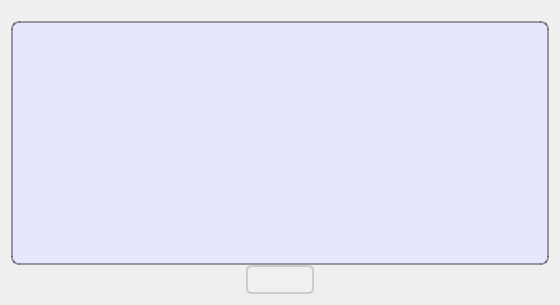
Above: meter/license.ui from cagavriloaie/WFlowLab before the change. Below: the same form after it.
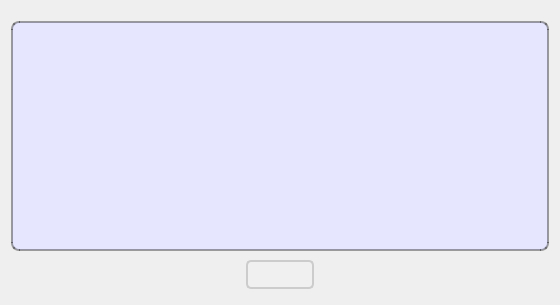
That is the form after the change. Icons and pictures are not drawn.

```diff
--- a/meter/license.ui
+++ b/meter/license.ui
@@ -116,15 +116,27 @@
     <layout class="QVBoxLayout" name="verticalLayout_2">
      <item>
       <widget class="QGroupBox" name="groupBox">
+       <property name="sizePolicy">
+        <sizepolicy hsizetype="Preferred" vsizetype="MinimumExpanding">
+         <horstretch>0</horstretch>
+         <verstretch>0</verstretch>
+        </sizepolicy>
+       </property>
        <property name="title">
         <string/>
        </property>
        <layout class="QGridLayout" name="gridLayout_3">
+        <property name="topMargin">
+         <number>3</number>
+        </property>
         <property name="verticalSpacing">
          <number>20</number>
         </property>
         <item row="0" column="0">
          <layout class="QVBoxLayout" name="verticalLayout">
+          <property name="spacing">
+           <number>5</number>
+          </property>
           <item>
            <layout class="QGridLayout" name="gridLayout">
             <item row="5" column="1">
@@ -308,19 +320,6 @@
             </item>
            </layout>
           </item>
-          <item>
-           <spacer name="verticalSpacer">
-            <property name="orientation">
-             <enum>Qt::Vertical</enum>
-            </property>
-            <property name="sizeHint" stdset="0">
-             <size>
-              <width>20</width>
-              <height>40</height>
-             </size>
-            </property>
-           </spacer>
-          </item>
          </layout>
         </item>
        </layout>
@@ -328,6 +327,15 @@
      </item>
      <item>
       <layout class="QHBoxLayout" name="horizontalLayout">
+       <property name="sizeConstraint">
+        <enum>QLayout::SetMinimumSize</enum>
+       </property>
+       <property name="topMargin">
+        <number>9</number>
+       </property>
+       <property name="bottomMargin">
+        <number>5</number>
+       </property>
        <item>
         <spacer name="horizontalSpacer">
          <property name="orientation">
@@ -343,6 +351,12 @@
        </item>
        <item>
         <widget class="QPushButton" name="pbClose">
+         <property name="maximumSize">
+          <size>
+           <width>16777215</width>
+           <height>29</height>
+          </size>
+         </property>
          <property name="font">
           <font>
            <family>Verdana</family>
```
